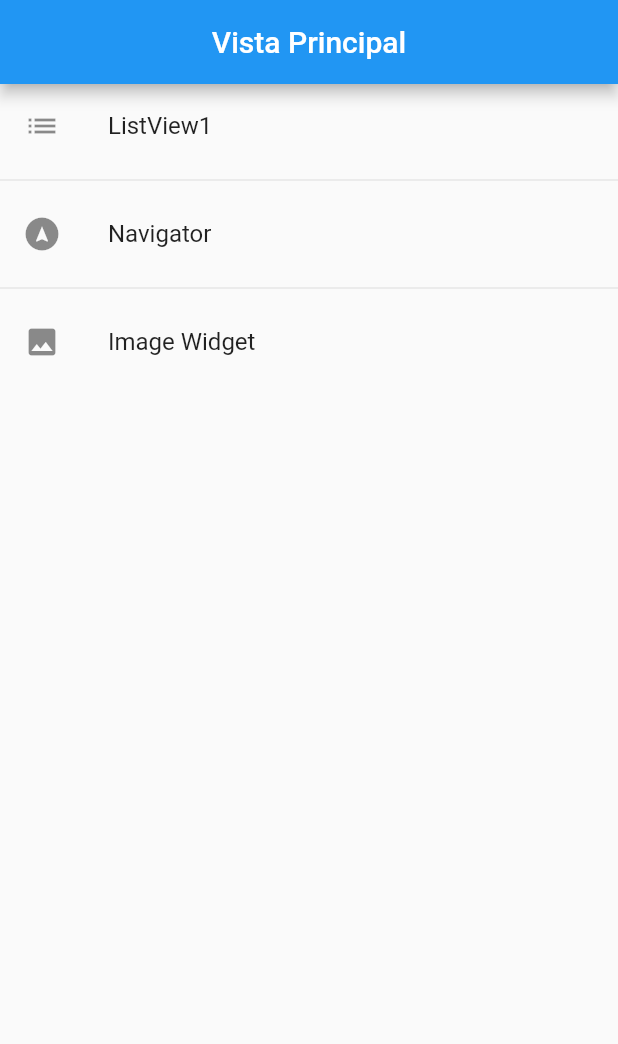
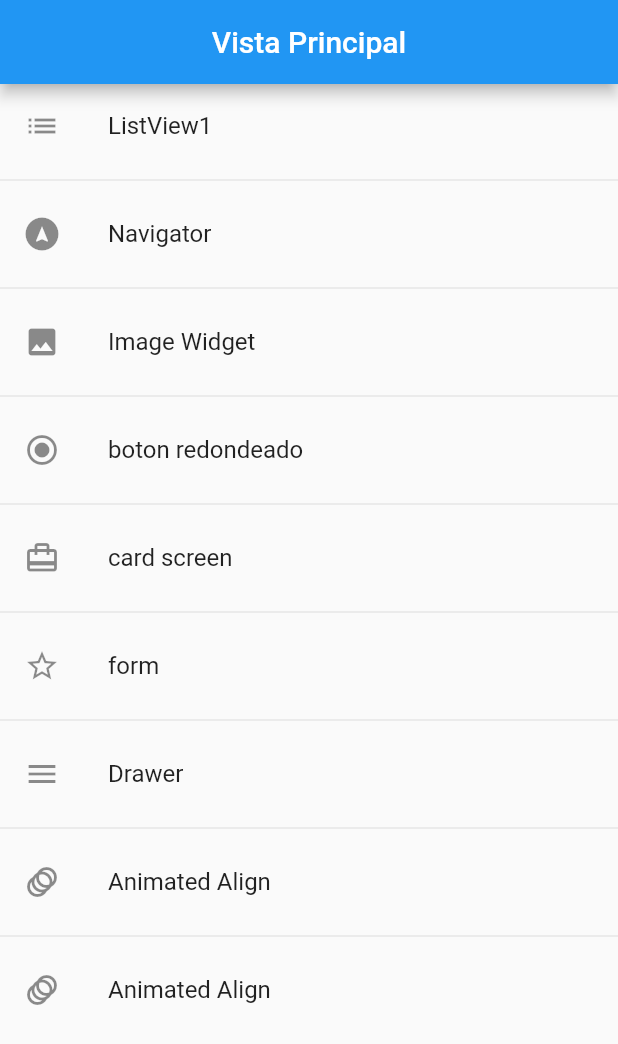
Before and after one commit to DanielDocenteTdeA/flutter_widget_recopilation_app, a Flutter app: the screen it shows after launch, on a phone screen of 412 x 824 dp. Shown: the top 1044 px of the screen. Run offline on Flutter 3.47's test engine with Material 2 defaults, Android fonts, the phone set to English and light mode, and no system bars.

Commit message:
Ultimos widgets exposiciones

```diff
--- a/lib/main.dart
+++ b/lib/main.dart
@@ -1,4 +1,10 @@
 import 'package:flutter/material.dart';
+import 'package:widget_recopilation_app_class/screens/RoundedButton_screen.dart';
+import 'package:widget_recopilation_app_class/screens/animatedalign_screen.dart';
+import 'package:widget_recopilation_app_class/screens/autocomplete_screen.dart';
+import 'package:widget_recopilation_app_class/screens/card_screen.dart';
+import 'package:widget_recopilation_app_class/screens/drawer_screen.dart';
+import 'package:widget_recopilation_app_class/screens/form_screen.dart';
 import 'package:widget_recopilation_app_class/screens/image_screen.dart';
 import 'package:widget_recopilation_app_class/screens/listview1_screen.dart';
 import 'package:widget_recopilation_app_class/screens/navigator_screen.dart';
@@ -17,12 +23,19 @@ class MyApp extends StatelessWidget {
   Widget build(BuildContext context) {
     return MaterialApp(
       title: 'Flutter Demo',
+      debugShowCheckedModeBanner: false,
       initialRoute: 'home', //Ruta por defecto
       routes: {
         'home': (_) => HomeScreen(),
-        'listview1': (_) => Listview1Screen(),
-        'navigator': (_) => NavigatorScreen(),
-        'imagescreen': (context) => ImageScreen()
+        'listview1_screen': (_) => Listview1Screen(),
+        'navigator_screen': (_) => NavigatorScreen(),
+        'image_screen': (context) => ImageScreen(),
+        'roundedbutton_screen': (context) => MyRoundedButton(),
+        'card_screen': (context) => MyCardWidget(),
+        'form': (context) => MyCustomForm(),
+        'drawer_widget': (context) => DrawerWidget(),
+        'animated_align': (context) => AnimatedAlignExample(),
+        'autocomplete': (context) => AutocompleteWidget()
       },
     );
   }
--- a/lib/screens/home_screen.dart
+++ b/lib/screens/home_screen.dart
@@ -3,10 +3,36 @@ import 'package:flutter/material.dart';
 class HomeScreen extends StatelessWidget {
   HomeScreen({Key? key}) : super(key: key);
 
-  final options = <Map<String, dynamic>>[
-    {'title': 'ListView1', 'icon': Icons.list},
-    {'title': 'Navigator', 'icon': Icons.assistant_navigation},
-    {'title': 'Image Widget', 'icon': Icons.image}
+  final List<Map<String, dynamic>> options = <Map<String, dynamic>>[
+    {'title': 'ListView1', 'icon': Icons.list, 'routeName': 'listview1_screen'},
+    {
+      'title': 'Navigator',
+      'icon': Icons.assistant_navigation,
+      'routeName': 'navigator_screen'
+    },
+    {'title': 'Image Widget', 'icon': Icons.image, 'routeName': 'image_screen'},
+    {
+      'title': 'boton redondeado',
+      'icon': Icons.radio_button_on_rounded,
+      'routeName': 'roundedbutton_screen'
+    },
+    {
+      'title': 'card screen',
+      'icon': Icons.card_travel,
+      'routeName': 'card_screen'
+    },
+    {'title': 'form', 'icon': Icons.star_border_outlined, 'routeName': 'form'},
+    {'title': 'Drawer', 'icon': Icons.menu, 'routeName': 'drawer_widget'},
+    {
+      'title': 'Animated Align',
+      'icon': Icons.animation,
+      'routeName': 'animated_align'
+    },
+    {
+      'title': 'Animated Align',
+      'icon': Icons.animation,
+      'routeName': 'animated_align'
+    },
   ];
 
   @override
@@ -22,7 +48,7 @@ class HomeScreen extends StatelessWidget {
             leading: Icon(options[index]['icon']),
             title: Text(options[index]['title']),
             onTap: () {
-              Navigator.pushNamed(context, 'imagescreen');
+              Navigator.pushNamed(context, options[index]['routeName']);
             },
           );
         },
--- a/lib/screens/image_screen.dart
+++ b/lib/screens/image_screen.dart
@@ -5,8 +5,9 @@ class ImageScreen extends StatelessWidget {
 
   @override
   Widget build(BuildContext context) {
-    return const Scaffold(
-      body: Center(
+    return Scaffold(
+      appBar: AppBar(title: const Text("ImageScreen")),
+      body: const Center(
         child: Image(
           image: NetworkImage(
               'https://assets.goal.com/v3/assets/bltcc7a7ffd2fbf71f5/blt3125544effd09308/639f60c65d0ea95c1ee0e6c3/GettyImages-1450106798.jpg?auto=webp&format=pjpg&width=3840&quality=60'),
--- a/lib/screens/listview1_screen.dart
+++ b/lib/screens/listview1_screen.dart
@@ -7,9 +7,9 @@ class Listview1Screen extends StatelessWidget {
   Widget build(BuildContext context) {
     return Scaffold(
       appBar: AppBar(
-        title: Center(child: Text("Listview1")),
+        title: const Center(child: Text("Listview1")),
       ),
-      body: Center(
+      body: const Center(
         child: Text("Hola desde View1"),
       ),
     );
```
Also changed, not shown: lib/screens/RoundedButton_screen.dart (added, +33 -0 lines), lib/screens/animatedalign_screen.dart (added, +36 -0 lines), lib/screens/autocomplete_screen.dart (added, +61 -0 lines), lib/screens/card_screen.dart (added, +48 -0 lines), lib/screens/drawer_screen.dart (added, +33 -0 lines), lib/screens/form_screen.dart (added, +91 -0 lines).
